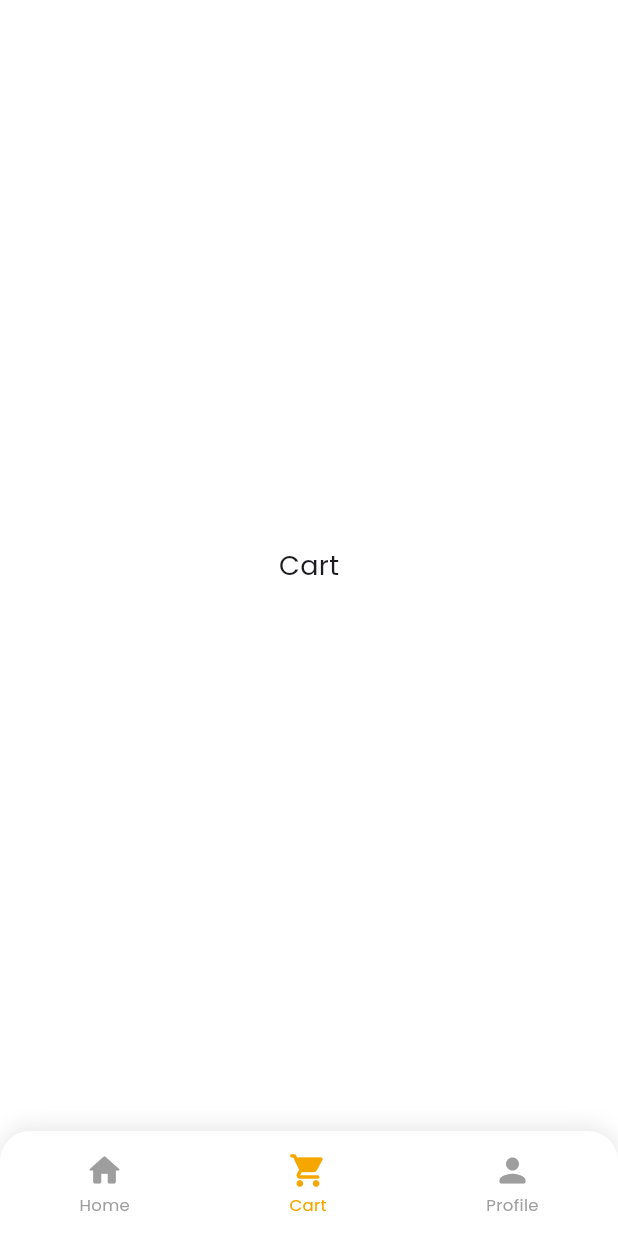
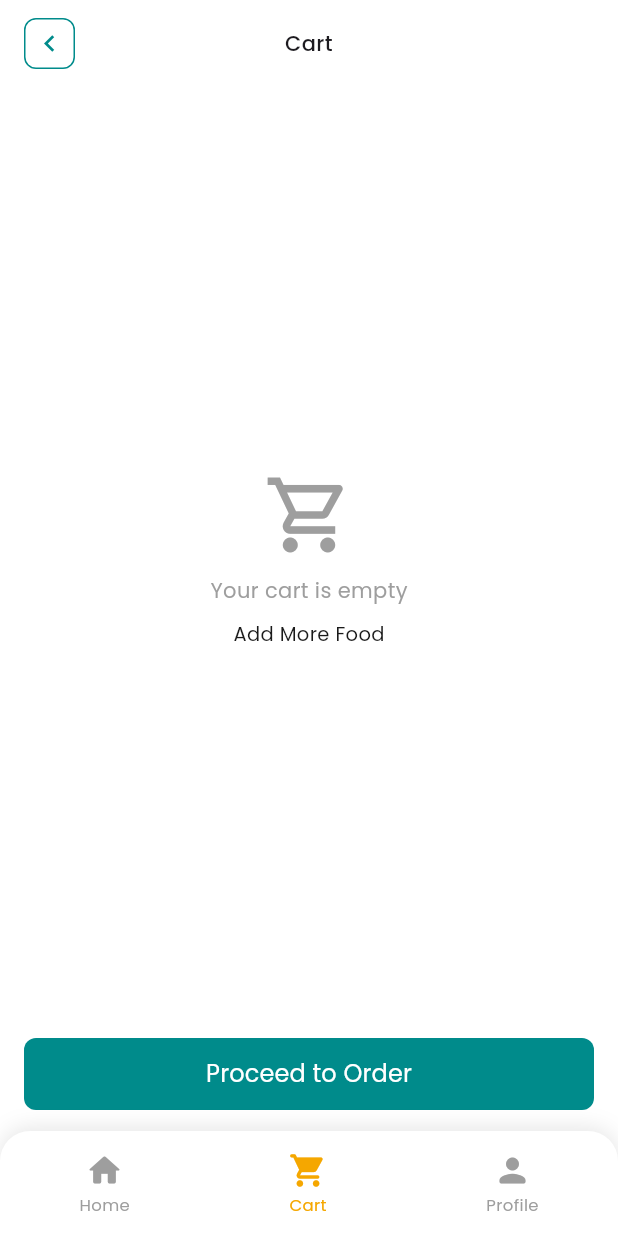
Before and after one commit to Anousha-Ahmed/foodie-hub, a Flutter app: the HomeScreen screen opened by its route, item 2 of the bottom bar chosen, on a phone screen of 412 x 824 dp. Run offline on Flutter 3.47's test engine with Material 3 defaults, Android fonts, the phone set to English and light mode, and no system bars; our stand-ins replace cloud_firestore, firebase_auth, firebase_core, get, google_fonts; accounts and stored records are empty.

Commit message:
Add category items screen, cart screen and cart logic

```diff
--- /dev/null
+++ b/lib/app/data/models/cart_item_model.dart
@@ -0,0 +1,13 @@
+import 'package:get/get.dart';
+
+import 'food_item_model.dart';
+
+class CartItemModel {
+  final FoodItemModel item;
+  final RxInt quantity;
+
+  CartItemModel({required this.item, int quantity = 1})
+      : quantity = quantity.obs;
+
+  int get total => item.price * quantity.value;
+}
--- /dev/null
+++ b/lib/app/modules/cart/cart_controller.dart
@@ -0,0 +1,41 @@
+import 'package:get/get.dart';
+
+import '../../data/models/cart_item_model.dart';
+import '../../data/models/food_item_model.dart';
+
+class CartController extends GetxController {
+  final items = <CartItemModel>[].obs;
+
+  int get totalPrice => items.fold(0, (sum, e) => sum + e.total);
+
+  void addItem(FoodItemModel item, {int quantity = 1}) {
+    final i = items.indexWhere((e) => e.item.name == item.name);
+    if (i >= 0) {
+      items[i].quantity.value += quantity;
+    } else {
+      items.add(CartItemModel(item: item, quantity: quantity));
+    }
+  }
+
+  void increment(CartItemModel c) => c.quantity.value++;
+
+  void decrement(CartItemModel c) {
+    if (c.quantity.value > 1) {
+      c.quantity.value--;
+    } else {
+      remove(c);
+    }
+  }
+
+  void remove(CartItemModel c) => items.remove(c);
+
+  void proceedToOrder() {
+    if (items.isEmpty) {
+      Get.snackbar('Cart is empty', 'Please add some food first',
+          snackPosition: SnackPosition.BOTTOM);
+      return;
+    }
+    Get.snackbar('Order', 'Total: Rs $totalPrice (checkout coming soon)',
+        snackPosition: SnackPosition.BOTTOM);
+  }
+}
--- /dev/null
+++ b/lib/app/modules/cart/cart_screen.dart
@@ -0,0 +1,89 @@
+import 'package:flutter/material.dart';
+import 'package:get/get.dart';
+import 'package:google_fonts/google_fonts.dart';
+
+import '../../core/constants/app_colors.dart';
+import '../../routes/app_routes.dart';
+import '../../widgets/custom_bottom_nav.dart';
+import '../../widgets/custom_button.dart';
+import '../../widgets/screen_header.dart';
+import 'cart_controller.dart';
+import 'widgets/cart_item_tile.dart';
+
+class CartScreen extends GetView<CartController> {
+  const CartScreen({super.key});
+
+  @override
+  Widget build(BuildContext context) {
+    return Scaffold(
+      body: SafeArea(
+        child: Column(
+          children: [
+            const Padding(
+              padding: EdgeInsets.fromLTRB(16, 12, 16, 16),
+              child: ScreenHeader(title: 'Cart'),
+            ),
+            Expanded(
+              child: Obx(() {
+                if (controller.items.isEmpty) {
+                  return Center(
+                    child: Column(
+                      mainAxisSize: MainAxisSize.min,
+                      children: [
+                        const Icon(Icons.shopping_cart_outlined,
+                            size: 60, color: AppColors.textGrey),
+                        const SizedBox(height: 10),
+                        Text('Your cart is empty',
+                            style: GoogleFonts.poppins(
+                                fontSize: 14, color: AppColors.textGrey)),
+                        const SizedBox(height: 10),
+                        _addMoreFood(),
+                      ],
+                    ),
+                  );
+                }
+                return ListView(
+                  padding: const EdgeInsets.symmetric(horizontal: 16),
+                  children: [
+                    for (final c in controller.items) ...[
+                      CartItemTile(cartItem: c, controller: controller),
+                      const SizedBox(height: 12),
+                    ],
+                    const SizedBox(height: 12),
+                    Center(child: _addMoreFood()),
+                  ],
+                );
+              }),
+            ),
+            Padding(
+              padding: const EdgeInsets.fromLTRB(16, 8, 16, 14),
+              child: CustomButton(
+                text: 'Proceed to Order',
+                onPressed: controller.proceedToOrder,
+              ),
+            ),
+            CustomBottomNav(
+              currentIndex: 1,
+              onTap: (i) {
+                if (i == 0) {
+                  Get.offAllNamed(AppRoutes.home);
+                } else if (i == 2) {
+                  Get.snackbar('Profile', 'Coming soon',
+                      snackPosition: SnackPosition.BOTTOM);
+                }
+              },
+            ),
+          ],
+        ),
+      ),
+    );
+  }
+
+  Widget _addMoreFood() {
+    return GestureDetector(
+      onTap: () => Get.offAllNamed(AppRoutes.home),
+      child: Text('Add More Food',
+          style: GoogleFonts.poppins(fontSize: 13, color: AppColors.textDark)),
+    );
+  }
+}
--- a/lib/app/modules/categories/categories_controller.dart
+++ b/lib/app/modules/categories/categories_controller.dart
@@ -3,6 +3,7 @@ import 'package:get/get.dart';
 
 import '../../core/constants/app_assets.dart';
 import '../../data/models/category_model.dart';
+import '../../routes/app_routes.dart';
 
 class CategoriesController extends GetxController {
   final searchController = TextEditingController();
@@ -35,6 +36,9 @@ class CategoriesController extends GetxController {
     );
   }
 
+  void openCategory(CategoryModel c) =>
+      Get.toNamed(AppRoutes.categoryItems, arguments: c);
+
   @override
   void onClose() {
     searchController.dispose();
--- /dev/null
+++ b/lib/app/modules/category_items/category_items_binding.dart
@@ -0,0 +1,7 @@
+import 'package:get/get.dart';
+import 'category_items_controller.dart';
+
+class CategoryItemsBinding extends Bindings {
+  @override
+  void dependencies() => Get.lazyPut(() => CategoryItemsController());
+}
--- a/lib/app/modules/home/home_controller.dart
+++ b/lib/app/modules/home/home_controller.dart
@@ -5,9 +5,12 @@ import '../../data/models/category_model.dart';
 import '../../data/models/food_item_model.dart';
 import '../../data/models/user_model.dart';
 import '../../data/services/auth_service.dart';
+import '../../routes/app_routes.dart';
+import '../cart/cart_controller.dart';
 
 class HomeController extends GetxController {
   final _auth = AuthService();
+  final _cart = Get.find<CartController>();
 
   final user = Rxn<UserModel>();
   final currentTab = 0.obs;
@@ -49,9 +52,21 @@ class HomeController extends GetxController {
 
   String get firstName => (user.value?.fullName ?? 'Guest').split(' ').first;
 
-  void changeTab(int i) => currentTab.value = i;
+  void onNavTap(int i) {
+    if (i == 1) {
+      Get.toNamed(AppRoutes.cart);
+    } else {
+      currentTab.value = i;
+    }
+  }
+
+  void openCategory(CategoryModel c) =>
+      Get.toNamed(AppRoutes.categoryItems, arguments: c);
+
+  void openAllCategories() => Get.toNamed(AppRoutes.categories);
 
   void addToCart(FoodItemModel item) {
+    _cart.addItem(item);
     Get.snackbar('Added', '${item.name} added to cart',
         snackPosition: SnackPosition.BOTTOM,
         duration: const Duration(seconds: 1));
--- a/lib/app/modules/home/home_screen.dart
+++ b/lib/app/modules/home/home_screen.dart
@@ -3,12 +3,11 @@ import 'package:get/get.dart';
 import 'package:google_fonts/google_fonts.dart';
 
 import '../../core/constants/app_colors.dart';
+import '../../widgets/custom_bottom_nav.dart';
 import 'home_controller.dart';
 import 'widgets/category_item.dart';
-import 'widgets/custom_bottom_nav.dart';
 import 'widgets/food_card.dart';
 import 'widgets/home_header.dart';
-import '../../routes/app_routes.dart';
 
 class HomeScreen extends GetView<HomeController> {
   const HomeScreen({super.key});
@@ -20,8 +19,7 @@ class HomeScreen extends GetView<HomeController> {
         child: Obx(() {
           if (controller.currentTab.value != 0) {
             return Center(
-              child: Text(
-                  controller.currentTab.value == 1 ? 'Cart' : 'Profile',
+              child: Text('Profile',
                   style: GoogleFonts.poppins(fontSize: 18)),
             );
           }
@@ -57,9 +55,10 @@ class HomeScreen extends GetView<HomeController> {
                             style: GoogleFonts.poppins(
                                 fontSize: 15, fontWeight: FontWeight.w600)),
                         GestureDetector(
-                          onTap: () => Get.toNamed(AppRoutes.categories),
+                          onTap: controller.openAllCategories,
                           child: Row(children: [
-                            Text('See All', style: GoogleFonts.poppins(fontSize: 12)),
+                            Text('See All',
+                                style: GoogleFonts.poppins(fontSize: 12)),
                             const Icon(Icons.chevron_right, size: 18),
                           ]),
                         ),
@@ -69,7 +68,10 @@ class HomeScreen extends GetView<HomeController> {
                     Row(
                       mainAxisAlignment: MainAxisAlignment.spaceBetween,
                       children: controller.categories
-                          .map((c) => CategoryItem(category: c))
+                          .map((c) => CategoryItem(
+                                category: c,
+                                onTap: () => controller.openCategory(c),
+                              ))
                           .toList(),
                     ),
                     const SizedBox(height: 26),
@@ -105,7 +107,7 @@ class HomeScreen extends GetView<HomeController> {
       ),
       bottomNavigationBar: Obx(() => CustomBottomNav(
             currentIndex: controller.currentTab.value,
-            onTap: controller.changeTab,
+            onTap: controller.onNavTap,
           )),
     );
   }
--- a/lib/app/routes/app_pages.dart
+++ b/lib/app/routes/app_pages.dart
@@ -1,5 +1,10 @@
 import 'package:get/get.dart';
 
+import '../modules/cart/cart_screen.dart';
+import '../modules/categories/categories_binding.dart';
+import '../modules/categories/categories_screen.dart';
+import '../modules/category_items/category_items_binding.dart';
+import '../modules/category_items/category_items_screen.dart';
 import '../modules/home/home_binding.dart';
 import '../modules/home/home_screen.dart';
 import '../modules/sign_in/sign_in_binding.dart';
@@ -8,8 +13,6 @@ import '../modules/sign_up/sign_up_binding.dart';
 import '../modules/sign_up/sign_up_screen.dart';
 import '../modules/splash/splash_binding.dart';
 import '../modules/splash/splash_screen.dart';
-import '../modules/categories/categories_binding.dart';
-import '../modules/categories/categories_screen.dart';
 import 'app_routes.dart';
 
 class AppPages {
@@ -34,10 +37,18 @@ class AppPages {
         binding: HomeBinding(),
         transition: Transition.fadeIn),
     GetPage(
-    name: AppRoutes.categories,
-    page: () => const CategoriesScreen(),
-    binding: CategoriesBinding(),
-    transition: Transition.rightToLeft),
+        name: AppRoutes.categories,
+        page: () => const CategoriesScreen(),
+        binding: CategoriesBinding(),
+        transition: Transition.rightToLeft),
+    GetPage(
+        name: AppRoutes.categoryItems,
+        page: () => const CategoryItemsScreen(),
+        binding: CategoryItemsBinding(),
+        transition: Transition.rightToLeft),
+    GetPage(
+        name: AppRoutes.cart,
+        page: () => const CartScreen(),
+        transition: Transition.rightToLeft),
   ];
-
 }
--- a/lib/app/routes/app_routes.dart
+++ b/lib/app/routes/app_routes.dart
@@ -4,4 +4,6 @@ abstract class AppRoutes {
   static const signUp = '/sign-up';
   static const home = '/home';
   static const categories = '/categories';
+  static const categoryItems = '/category-items';
+  static const cart = '/cart';
 }
--- /dev/null
+++ b/lib/app/widgets/custom_bottom_nav.dart
@@ -0,0 +1,54 @@
+import 'package:flutter/material.dart';
+import 'package:google_fonts/google_fonts.dart';
+
+import '../core/constants/app_colors.dart';
+
+class CustomBottomNav extends StatelessWidget {
+  final int currentIndex;
+  final ValueChanged<int> onTap;
+  const CustomBottomNav(
+      {super.key, required this.currentIndex, required this.onTap});
+
+  static const _items = [
+    (Icons.home_rounded, 'Home'),
+    (Icons.shopping_cart_rounded, 'Cart'),
+    (Icons.person_rounded, 'Profile'),
+  ];
+
+  @override
+  Widget build(BuildContext context) {
+    return Container(
+      height: 70,
+      decoration: BoxDecoration(
+        color: Colors.white,
+        borderRadius: const BorderRadius.vertical(top: Radius.circular(20)),
+        boxShadow: [
+          BoxShadow(
+              color: Colors.black.withOpacity(0.1),
+              blurRadius: 12,
+              offset: const Offset(0, -2)),
+        ],
+      ),
+      child: Row(
+        mainAxisAlignment: MainAxisAlignment.spaceAround,
+        children: List.generate(_items.length, (i) {
+          final selected = i == currentIndex;
+          final color = selected ? AppColors.accent : AppColors.textGrey;
+          return GestureDetector(
+            behavior: HitTestBehavior.opaque,
+            onTap: () => onTap(i),
+            child: Column(
+              mainAxisAlignment: MainAxisAlignment.center,
+              children: [
+                Icon(_items[i].$1, color: color, size: 26),
+                const SizedBox(height: 2),
+                Text(_items[i].$2,
+                    style: GoogleFonts.poppins(fontSize: 11, color: color)),
+              ],
+            ),
+          );
+        }),
+      ),
+    );
+  }
+}
--- /dev/null
+++ b/lib/app/widgets/screen_header.dart
@@ -0,0 +1,39 @@
+import 'package:flutter/material.dart';
+import 'package:get/get.dart';
+import 'package:google_fonts/google_fonts.dart';
+
+import '../core/constants/app_colors.dart';
+
+/// Back button + center title (Categories, Pizza, Cart screens)
+class ScreenHeader extends StatelessWidget {
+  final String title;
+  const ScreenHeader({super.key, required this.title});
+
+  @override
+  Widget build(BuildContext context) {
+    return Row(
+      children: [
+        GestureDetector(
+          onTap: Get.back,
+          child: Container(
+            width: 34,
+            height: 34,
+            decoration: BoxDecoration(
+              border: Border.all(color: AppColors.primary, width: 1),
+              borderRadius: BorderRadius.circular(8),
+            ),
+            child: const Icon(Icons.chevron_left,
+                color: AppColors.primary, size: 22),
+          ),
+        ),
+        Expanded(
+          child: Text(title,
+              textAlign: TextAlign.center,
+              style: GoogleFonts.poppins(
+                  fontSize: 14, fontWeight: FontWeight.w500)),
+        ),
+        const SizedBox(width: 34), // title ko center rakhne ke liye
+      ],
+    );
+  }
+}
--- a/lib/main.dart
+++ b/lib/main.dart
@@ -6,6 +6,7 @@ import 'package:google_fonts/google_fonts.dart';
 import 'app/core/constants/app_colors.dart';
 import 'app/routes/app_pages.dart';
 import 'app/routes/app_routes.dart';
+import 'app/modules/cart/cart_controller.dart';
 import 'firebase_options.dart';
 
 Future<void> main() async {
@@ -29,7 +30,10 @@ class MyApp extends StatelessWidget {
         colorScheme: ColorScheme.fromSeed(seedColor: AppColors.primary),
       ),
       initialRoute: AppRoutes.splash,
-      getPages: AppPages.pages,
+      initialBinding: BindingsBuilder(() {
+      Get.put(CartController(), permanent: true);
+    }),
+          getPages: AppPages.pages,
     );
   }
 }
```
Also changed, not shown: lib/app/modules/cart/widgets/cart_item_tile.dart (added, +102 -0 lines), lib/app/modules/categories/categories_screen.dart (+8 -29 lines), lib/app/modules/category_items/category_items_controller.dart (added, +74 -0 lines), lib/app/modules/category_items/category_items_screen.dart (added, +115 -0 lines), lib/app/modules/home/widgets/category_item.dart (+6 -2 lines), lib/app/widgets/quantity_stepper.dart (added, +60 -0 lines), 1 other file.
